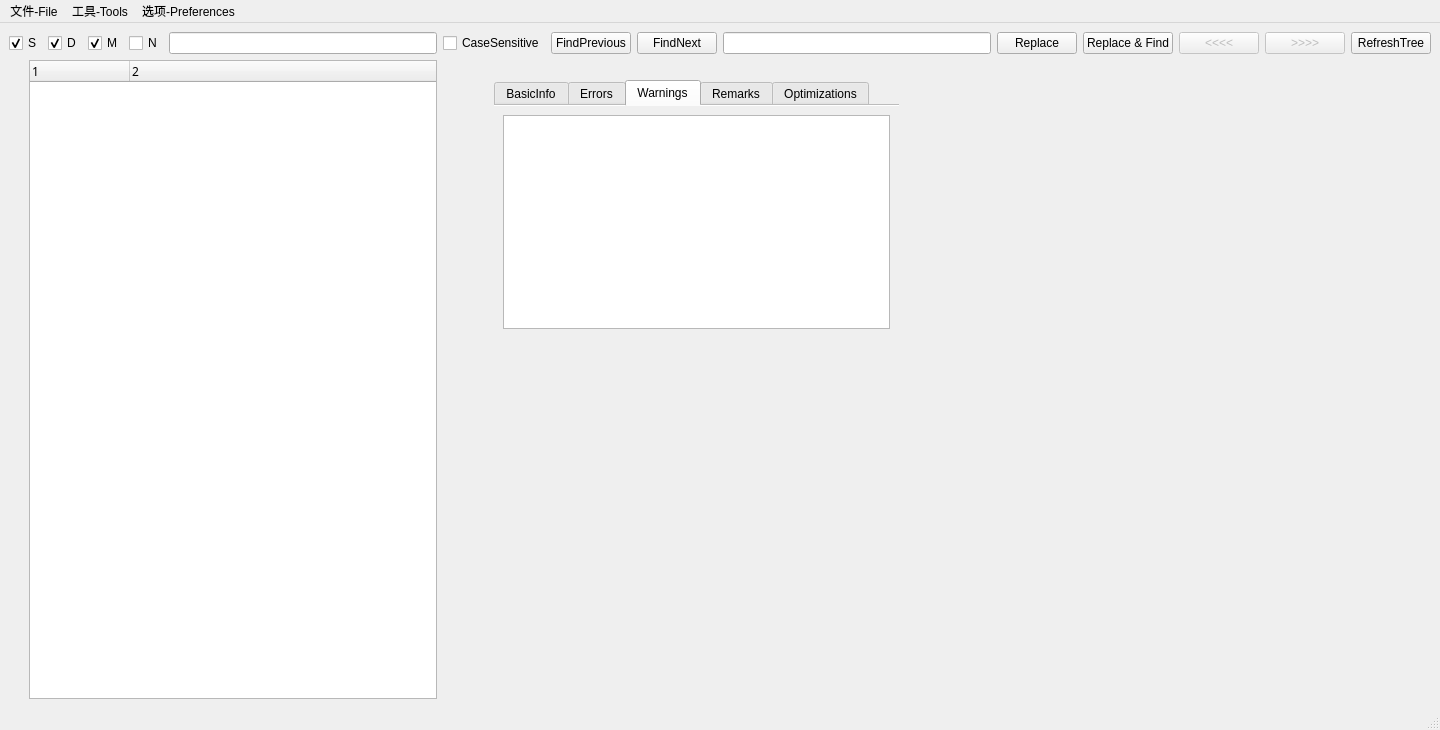
This is mainwindow.ui in ic005k/Xiasl as Qt 5 draws it before an edit. The edited form follows.
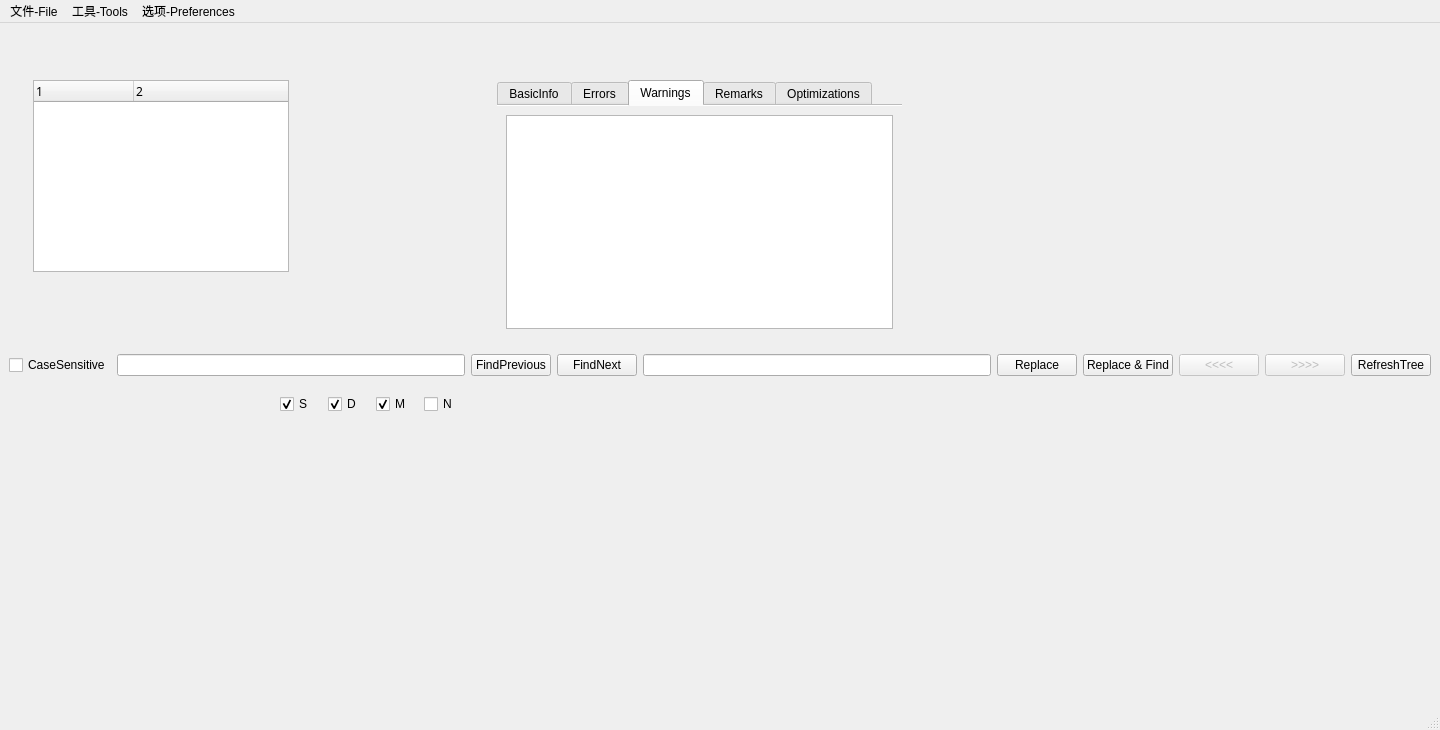
This is the edited form.

```diff
--- a/mainwindow.ui
+++ b/mainwindow.ui
@@ -15,50 +15,7 @@
   </property>
   <widget class="QWidget" name="centralwidget">
    <layout class="QGridLayout" name="gridLayout_7">
-    <item row="0" column="0" colspan="2">
-     <widget class="QCheckBox" name="chkScope">
-      <property name="text">
-       <string>S</string>
-      </property>
-      <property name="checked">
-       <bool>true</bool>
-      </property>
-     </widget>
-    </item>
-    <item row="0" column="2">
-     <widget class="QCheckBox" name="chkDevice">
-      <property name="text">
-       <string>D</string>
-      </property>
-      <property name="checked">
-       <bool>true</bool>
-      </property>
-     </widget>
-    </item>
-    <item row="0" column="3">
-     <widget class="QCheckBox" name="chkMethod">
-      <property name="text">
-       <string>M</string>
-      </property>
-      <property name="checked">
-       <bool>true</bool>
-      </property>
-     </widget>
-    </item>
-    <item row="0" column="4">
-     <widget class="QCheckBox" name="chkName">
-      <property name="text">
-       <string>N</string>
-      </property>
-      <property name="checked">
-       <bool>false</bool>
-      </property>
-     </widget>
-    </item>
-    <item row="0" column="5">
-     <widget class="QLineEdit" name="editFind"/>
-    </item>
-    <item row="0" column="6">
+    <item row="0" column="0">
      <widget class="QCheckBox" name="chkCaseSensitive">
       <property name="text">
        <string>CaseSensitive</string>
@@ -68,38 +25,41 @@
       </property>
      </widget>
     </item>
-    <item row="0" column="7">
+    <item row="0" column="1">
+     <widget class="QLineEdit" name="editFind"/>
+    </item>
+    <item row="0" column="2">
      <widget class="QPushButton" name="btnFindPrevious">
       <property name="text">
        <string>FindPrevious</string>
       </property>
      </widget>
     </item>
-    <item row="0" column="8">
+    <item row="0" column="3">
      <widget class="QPushButton" name="btnFindNext">
       <property name="text">
        <string>FindNext</string>
       </property>
      </widget>
     </item>
-    <item row="0" column="9">
+    <item row="0" column="4">
      <widget class="QLineEdit" name="editReplace"/>
     </item>
-    <item row="0" column="10">
+    <item row="0" column="5">
      <widget class="QPushButton" name="btnReplace">
       <property name="text">
        <string>Replace</string>
       </property>
      </widget>
     </item>
-    <item row="0" column="11">
+    <item row="0" column="6">
      <widget class="QPushButton" name="btnReplaceFind">
       <property name="text">
        <string>Replace &amp;&amp; Find</string>
       </property>
      </widget>
     </item>
-    <item row="0" column="12">
+    <item row="0" column="7">
      <widget class="QPushButton" name="btnPreviousError">
       <property name="enabled">
        <bool>false</bool>
@@ -109,7 +69,7 @@
       </property>
      </widget>
     </item>
-    <item row="0" column="13">
+    <item row="0" column="8">
      <widget class="QPushButton" name="btnNextError">
       <property name="enabled">
        <bool>false</bool>
@@ -119,18 +79,26 @@
       </property>
      </widget>
     </item>
-    <item row="0" column="14">
+    <item row="0" column="9">
      <widget class="QPushButton" name="btnRefreshTree">
       <property name="text">
        <string>RefreshTree</string>
       </property>
      </widget>
     </item>
-    <item row="1" column="0" rowspan="2" colspan="15">
+    <item row="1" column="0" colspan="10">
      <layout class="QGridLayout" name="gridLayout"/>
     </item>
-    <item row="2" column="1" colspan="5">
+   </layout>
      <widget class="QTreeWidget" name="treeWidget">
+    <property name="geometry">
+     <rect>
+      <x>33</x>
+      <y>57</y>
+      <width>256</width>
+      <height>192</height>
+     </rect>
+    </property>
       <property name="font">
        <font>
         <family>SauceCodePro Nerd Font</family>
@@ -150,12 +118,74 @@
        </property>
       </column>
      </widget>
-    </item>
-   </layout>
+   <widget class="QCheckBox" name="chkName">
+    <property name="geometry">
+     <rect>
+      <x>424</x>
+      <y>370</y>
+      <width>42</width>
+      <height>22</height>
+     </rect>
+    </property>
+    <property name="text">
+     <string>N</string>
+    </property>
+    <property name="checked">
+     <bool>false</bool>
+    </property>
+   </widget>
+   <widget class="QCheckBox" name="chkMethod">
+    <property name="geometry">
+     <rect>
+      <x>376</x>
+      <y>370</y>
+      <width>42</width>
+      <height>22</height>
+     </rect>
+    </property>
+    <property name="text">
+     <string>M</string>
+    </property>
+    <property name="checked">
+     <bool>true</bool>
+    </property>
+   </widget>
+   <widget class="QCheckBox" name="chkDevice">
+    <property name="geometry">
+     <rect>
+      <x>328</x>
+      <y>370</y>
+      <width>42</width>
+      <height>22</height>
+     </rect>
+    </property>
+    <property name="text">
+     <string>D</string>
+    </property>
+    <property name="checked">
+     <bool>true</bool>
+    </property>
+   </widget>
+   <widget class="QCheckBox" name="chkScope">
+    <property name="geometry">
+     <rect>
+      <x>280</x>
+      <y>370</y>
+      <width>42</width>
+      <height>22</height>
+     </rect>
+    </property>
+    <property name="text">
+     <string>S</string>
+    </property>
+    <property name="checked">
+     <bool>true</bool>
+    </property>
+   </widget>
    <widget class="QTabWidget" name="tabWidget">
     <property name="geometry">
      <rect>
-      <x>494</x>
+      <x>497</x>
       <y>57</y>
       <width>405</width>
       <height>258</height>
```
Lines whose indentation alone changed are shown as unchanged.
